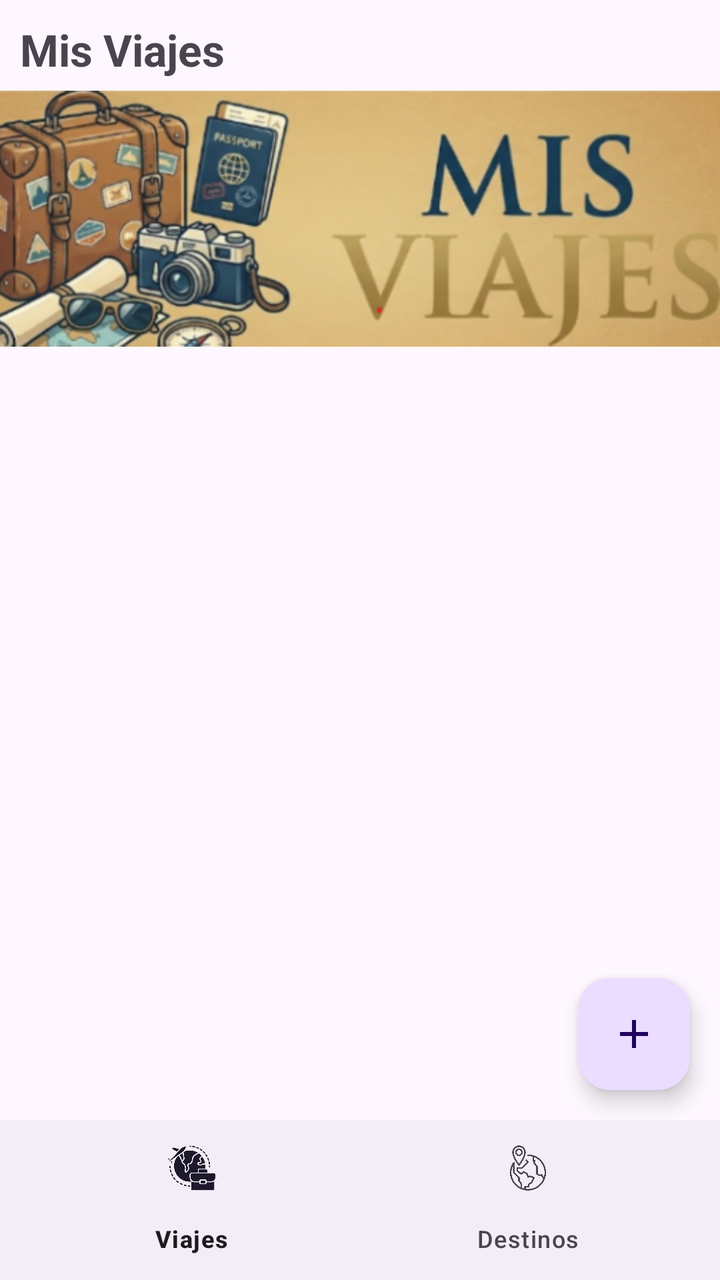
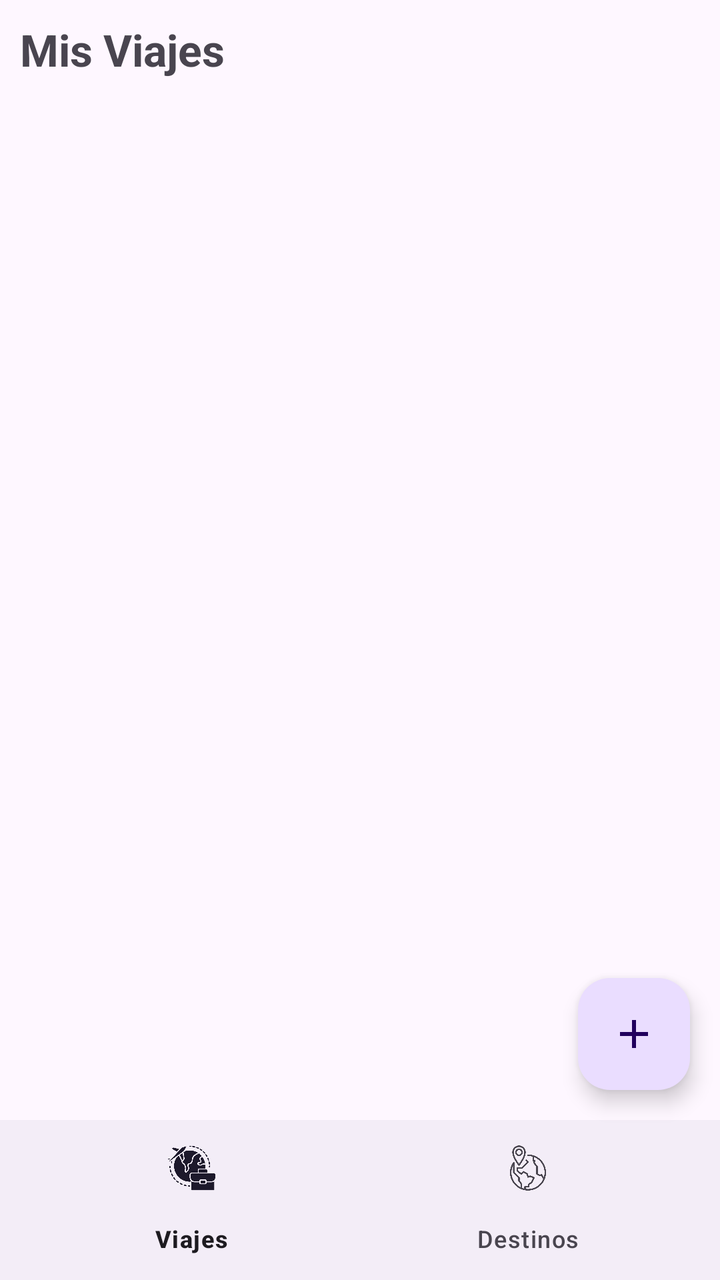

The first picture is an Android layout as it rendered before a commit; the second is the same layout after the commit. The layout source and the unified diff follow.
<!-- AndroidManifest.xml: application theme Theme.T9_a2_Dura_Marcos -->
<!-- res/layout/activity_main.xml -->
<?xml version="1.0" encoding="utf-8"?>
<androidx.constraintlayout.widget.ConstraintLayout xmlns:android="http://schemas.android.com/apk/res/android"
    xmlns:app="http://schemas.android.com/apk/res-auto"
    xmlns:tools="http://schemas.android.com/tools"
    android:id="@+id/main"
    android:layout_width="match_parent"
    android:layout_height="match_parent"
    tools:context=".MainActivity">

    <TextView
        android:id="@+id/tvMisViajes"
        android:layout_width="wrap_content"
        android:layout_height="wrap_content"
        app:layout_constraintStart_toStartOf="parent"
        app:layout_constraintTop_toTopOf="parent"
        android:text="@string/txtTvMisViajes"
        android:textSize="22sp"
        android:textStyle="bold"
        android:layout_margin="10dp"
        />

    <ImageView
        android:id="@+id/ivMisViajes"
        android:layout_width="match_parent"
        android:layout_height="140dp"
        app:layout_constraintStart_toStartOf="parent"
        app:layout_constraintTop_toBottomOf="@id/tvMisViajes"
        app:layout_constraintEnd_toEndOf="parent"
        android:src="@drawable/img_misviajes"
        android:contentDescription="@string/txtContentDescriptionIvMisViajes"
        />

    <androidx.fragment.app.FragmentContainerView
        android:id="@+id/fragementContainer"
        android:layout_width="match_parent"
        android:layout_height="0dp"
        app:layout_constraintStart_toStartOf="parent"
        app:layout_constraintTop_toBottomOf="@id/ivMisViajes"
        app:layout_constraintEnd_toEndOf="parent"
        app:layout_constraintBottom_toBottomOf="parent"
        android:layout_marginTop="15dp"
        />

    <com.google.android.material.floatingactionbutton.FloatingActionButton
        android:id="@+id/fabAnyadirViaje"
        android:layout_width="wrap_content"
        android:layout_height="wrap_content"
        app:layout_constraintEnd_toEndOf="parent"
        app:layout_constraintBottom_toTopOf="@id/bottomNavigation"
        android:layout_margin="15dp"
        android:src="@drawable/ic_anyadir_viaje"
        android:contentDescription="@string/txtContentDescriptionFab"
        />

    <com.google.android.material.bottomnavigation.BottomNavigationView
        android:id="@+id/bottomNavigation"
        android:layout_width="0dp"
        android:layout_height="wrap_content"
        app:menu="@menu/bottom_navigation_menu"
        app:layout_constraintBottom_toBottomOf="parent"
        app:layout_constraintStart_toStartOf="parent"
        app:layout_constraintEnd_toEndOf="parent" />

</androidx.constraintlayout.widget.ConstraintLayout>
<!-- resources referenced by this layout -->
<resources>
  <!-- drawable ic_anyadir_viaje (drawable) -->
  <vector xmlns:android="http://schemas.android.com/apk/res/android" android:height="24dp" android:tint="#000000" android:viewportHeight="960" android:viewportWidth="960" android:width="24dp">
        
      <path android:fillColor="@android:color/white" android:pathData="M440,520L200,520L200,440L440,440L440,200L520,200L520,440L760,440L760,520L520,520L520,760L440,760L440,520Z"/>
      
  </vector>
  <!-- drawable img_misviajes: png bitmap (drawable, 150865 bytes) -->
  <string name="txtContentDescriptionFab">Imagen de añadir un Viaje</string>
  <string name="txtContentDescriptionIvMisViajes">Imagen de Mis Viajes</string>
  <string name="txtTvMisViajes">Mis Viajes</string>
  <style name="Theme.T9_a2_Dura_Marcos" parent="Base.Theme.T9_a2_Dura_Marcos" />
  <style name="Base.Theme.T9_a2_Dura_Marcos" parent="Theme.Material3.DayNight.NoActionBar">
          
          
      </style>
</resources>

<!-- the commit's change to res/layout/activity_main.xml (unified diff, before → after) -->
@@ -19,25 +19,14 @@
         android:layout_margin="10dp"
         />
 
-    <ImageView
-        android:id="@+id/ivMisViajes"
-        android:layout_width="match_parent"
-        android:layout_height="140dp"
-        app:layout_constraintStart_toStartOf="parent"
-        app:layout_constraintTop_toBottomOf="@id/tvMisViajes"
-        app:layout_constraintEnd_toEndOf="parent"
-        android:src="@drawable/img_misviajes"
-        android:contentDescription="@string/txtContentDescriptionIvMisViajes"
-        />
-
     <androidx.fragment.app.FragmentContainerView
         android:id="@+id/fragementContainer"
         android:layout_width="match_parent"
         android:layout_height="0dp"
         app:layout_constraintStart_toStartOf="parent"
-        app:layout_constraintTop_toBottomOf="@id/ivMisViajes"
+        app:layout_constraintTop_toBottomOf="@id/tvMisViajes"
         app:layout_constraintEnd_toEndOf="parent"
-        app:layout_constraintBottom_toBottomOf="parent"
+        app:layout_constraintBottom_toTopOf="@id/bottomNavigation"
         android:layout_marginTop="15dp"
         />
 
<!-- resource entries referenced after the edit -->
@@ -6,9 +6,7 @@
       <path android:fillColor="@android:color/white" android:pathData="M440,520L200,520L200,440L440,440L440,200L520,200L520,440L760,440L760,520L520,520L520,760L440,760L440,520Z"/>
       
   </vector>
-  <!-- drawable img_misviajes: png bitmap (drawable, 150865 bytes) -->
   <string name="txtContentDescriptionFab">Imagen de añadir un Viaje</string>
-  <string name="txtContentDescriptionIvMisViajes">Imagen de Mis Viajes</string>
   <string name="txtTvMisViajes">Mis Viajes</string>
   <style name="Theme.T9_a2_Dura_Marcos" parent="Base.Theme.T9_a2_Dura_Marcos" />
   <style name="Base.Theme.T9_a2_Dura_Marcos" parent="Theme.Material3.DayNight.NoActionBar">
